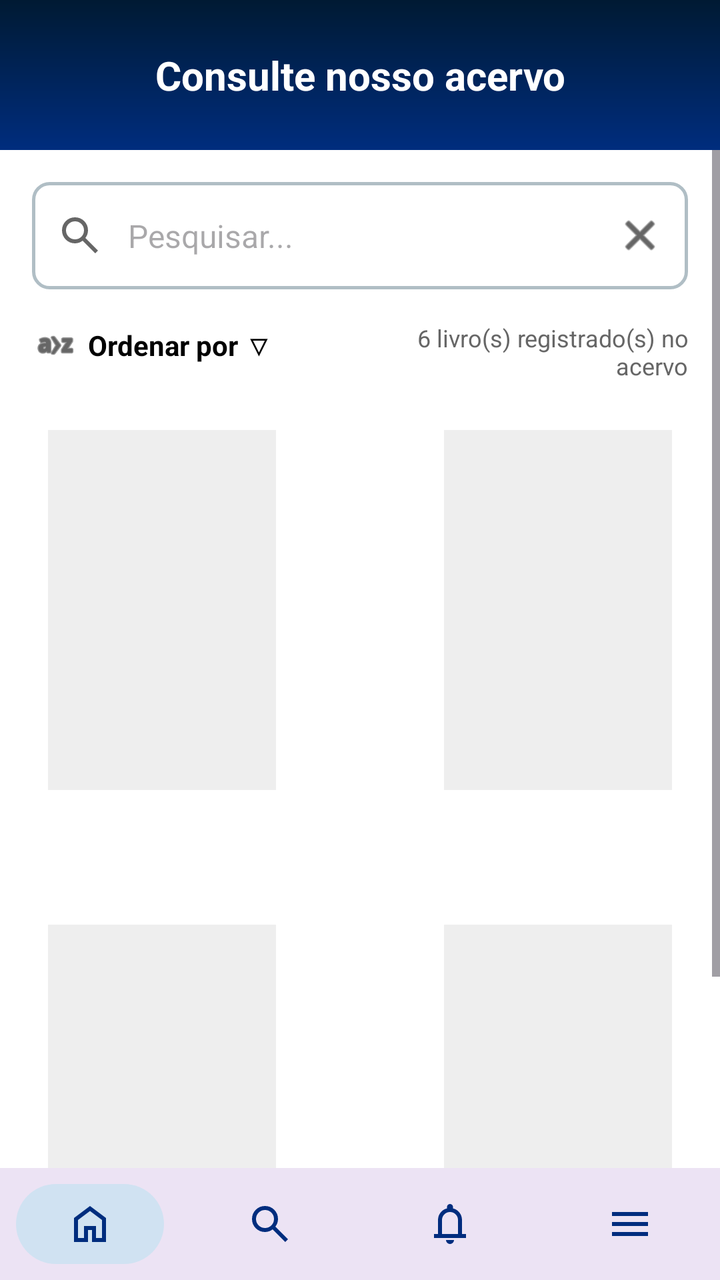
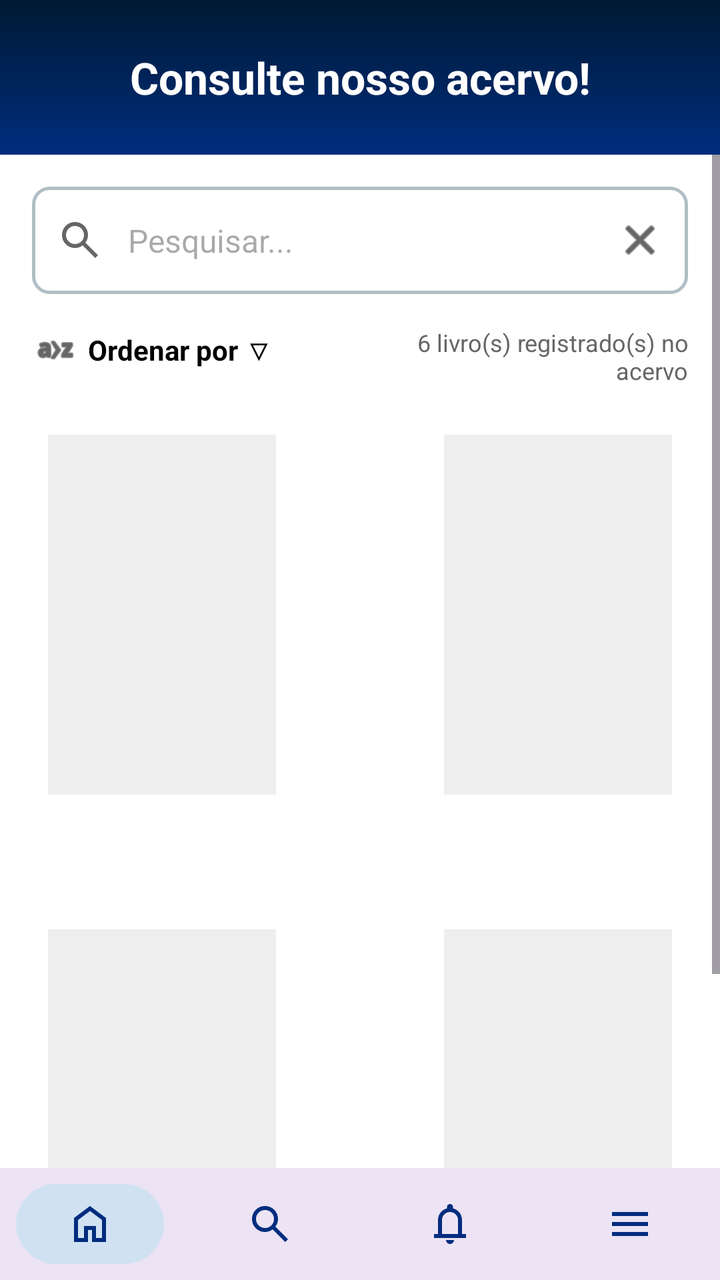

The first picture is an Android layout as it rendered before a commit; the second is the same layout after the commit. The layout source and the unified diff follow.
<!-- AndroidManifest.xml: application theme Theme.Bibliotecaapp -->
<!-- res/layout/tela_busca.xml -->
<?xml version="1.0" encoding="utf-8"?>
<LinearLayout xmlns:android="http://schemas.android.com/apk/res/android"
    xmlns:app="http://schemas.android.com/apk/res-auto"
    xmlns:tools="http://schemas.android.com/tools"
    android:id="@+id/main"
    android:layout_width="match_parent"
    android:layout_height="match_parent"
    android:orientation="vertical"
    android:background="#FFFFFF"
    tools:context=".BuscaActivity">

    
    <TextView
        android:id="@+id/txtTitulo"
        android:layout_width="match_parent"
        android:layout_height="wrap_content"
        android:background="@drawable/background_header"
        android:gravity="center"
        android:padding="24dp"
        android:text="Consulte nosso acervo"
        android:textColor="#FFFFFF"
        android:textSize="20sp"
        android:textStyle="bold" />

    
    <ScrollView
        android:layout_width="match_parent"
        android:layout_height="0dp"
        android:layout_weight="1">

        <LinearLayout
            android:layout_width="match_parent"
            android:layout_height="wrap_content"
            android:orientation="vertical"
            android:padding="16dp">

            
            <RelativeLayout
                android:layout_width="match_parent"
                android:layout_height="wrap_content"
                android:background="@drawable/background_campo_input"
                android:padding="4dp">

                <ImageView
                    android:id="@+id/ivSearchIcon"
                    android:layout_width="24dp"
                    android:layout_height="24dp"
                    android:layout_centerVertical="true"
                    android:layout_marginStart="8dp"
                    android:src="@drawable/ic_search"
                    app:tint="#666666" />

                <EditText
                    android:id="@+id/etPesquisa"
                    android:layout_width="match_parent"
                    android:layout_height="wrap_content"
                    android:layout_toEndOf="@id/ivSearchIcon"
                    android:layout_toStartOf="@+id/btnLimparPesquisa"
                    android:background="@android:color/transparent"
                    android:hint="Pesquisar..."
                    android:padding="12dp"
                    android:textSize="16sp" />

                <ImageView
                    android:id="@+id/btnLimparPesquisa"
                    android:layout_width="24dp"
                    android:layout_height="24dp"
                    android:layout_alignParentEnd="true"
                    android:layout_centerVertical="true"
                    android:layout_marginEnd="8dp"
                    android:src="@android:drawable/ic_menu_close_clear_cancel"
                    app:tint="#000000" />
            </RelativeLayout>

            
            <RelativeLayout
                android:layout_width="match_parent"
                android:layout_height="wrap_content"
                android:layout_marginTop="16dp">

                <LinearLayout
                    android:id="@+id/btnOrdenar"
                    android:layout_width="wrap_content"
                    android:layout_height="wrap_content"
                    android:orientation="horizontal"
                    android:gravity="center_vertical"
                    android:clickable="true"
                    android:focusable="true">

                    <ImageView
                        android:layout_width="24dp"
                        android:layout_height="24dp"
                        android:src="@android:drawable/ic_menu_sort_alphabetically"
                        app:tint="#000000" />

                    <TextView
                        android:layout_width="wrap_content"
                        android:layout_height="wrap_content"
                        android:layout_marginStart="4dp"
                        android:text="Ordenar por ▽"
                        android:textColor="#000000"
                        android:textStyle="bold" />
                </LinearLayout>

                <TextView
                    android:id="@+id/txtQtdLivros"
                    android:layout_width="wrap_content"
                    android:layout_height="wrap_content"
                    android:layout_alignParentEnd="true"
                    android:gravity="end"
                    android:text="6 livro(s) registrado(s) no\nacervo"
                    android:textSize="12sp"
                    android:textColor="#666666" />
            </RelativeLayout>

            
            <androidx.constraintlayout.widget.ConstraintLayout
                android:id="@+id/gridLivros"
                android:layout_width="match_parent"
                android:layout_height="wrap_content"
                android:layout_marginTop="16dp">

                <include android:id="@+id/item1" layout="@layout/item_livro" />
                <include android:id="@+id/item2" layout="@layout/item_livro" />
                <include android:id="@+id/item3" layout="@layout/item_livro" />
                <include android:id="@+id/item4" layout="@layout/item_livro" />

                <androidx.constraintlayout.helper.widget.Flow
                    android:layout_width="0dp"
                    android:layout_height="wrap_content"
                    app:layout_constraintTop_toTopOf="parent"
                    app:layout_constraintStart_toStartOf="parent"
                    app:layout_constraintEnd_toEndOf="parent"
                    app:constraint_referenced_ids="item1,item2,item3,item4"
                    app:flow_wrapMode="aligned"
                    app:flow_horizontalGap="8dp"
                    app:flow_verticalGap="16dp"
                    app:flow_maxElementsWrap="3"
                    app:flow_horizontalStyle="spread_inside" />

            </androidx.constraintlayout.widget.ConstraintLayout>

            
            <LinearLayout
                android:id="@+id/layoutSemResultados"
                android:layout_width="match_parent"
                android:layout_height="wrap_content"
                android:orientation="vertical"
                android:gravity="center"
                android:layout_marginTop="50dp"
                android:visibility="gone">

                <TextView
                    android:layout_width="wrap_content"
                    android:layout_height="wrap_content"
                    android:text=":("
                    android:textSize="80sp"
                    android:textColor="#999999"
                    android:rotation="90" />

                <TextView
                    android:id="@+id/txtMensagemErro"
                    android:layout_width="wrap_content"
                    android:layout_height="wrap_content"
                    android:layout_marginTop="16dp"
                    android:gravity="center"
                    android:text="Nenhum resultado encontrado para\n\&quot;...\&quot;"
                    android:textColor="#333333"
                    android:textSize="18sp"
                    android:fontFamily="cursive" />
            </LinearLayout>

        </LinearLayout>
    </ScrollView>

    
    <include layout="@layout/navbar_layout" />

</LinearLayout>
<!-- res/layout/item_livro.xml (included above) -->
<?xml version="1.0" encoding="utf-8"?>
<LinearLayout xmlns:android="http://schemas.android.com/apk/res/android"
    android:layout_width="130dp"
    android:layout_height="wrap_content"
    android:orientation="vertical"
    android:padding="8dp">
    <ImageView android:id="@+id/imgCapa" android:layout_width="match_parent" android:layout_height="180dp" android:scaleType="centerCrop" android:background="#EEE"/>
    <TextView android:id="@+id/txtTituloLivro" android:layout_width="match_parent" android:layout_height="wrap_content" android:ellipsize="end" android:maxLines="1" android:textStyle="bold" />
    <TextView android:id="@+id/txtAutor" android:layout_width="match_parent" android:layout_height="wrap_content" android:textSize="12sp" />
</LinearLayout>
<!-- res/layout/navbar_layout.xml (included above) -->
<?xml version="1.0" encoding="utf-8"?>
<com.google.android.material.bottomnavigation.BottomNavigationView
    xmlns:android="http://schemas.android.com/apk/res/android"
    xmlns:app="http://schemas.android.com/apk/res-auto"

    android:id="@+id/bottomNav"
    style="@style/NavBar"
    android:layout_width="match_parent"
    android:layout_height="wrap_content"

    app:menu="@menu/bottom_menu"/>
<!-- resources referenced by this layout -->
<resources>
  <!-- drawable background_campo_input (drawable) -->
  <?xml version="1.0" encoding="utf-8"?>
  <shape xmlns:android="http://schemas.android.com/apk/res/android"
      android:shape="rectangle">
  
      <solid android:color="#FFFFFF" />
  
      <stroke
          android:width="1.5dp"
          android:color="#B0BEC5" />
  
      <corners android:radius="8dp" />
  
  </shape>
  <!-- drawable background_header (drawable) -->
  <?xml version="1.0" encoding="utf-8"?>
  <shape xmlns:android="http://schemas.android.com/apk/res/android">
  
      <gradient
          android:type="linear"
          android:angle="270"
          android:startColor="#001A33"
          android:endColor="#002D7E" />
  
      <corners android:radius="0dp" />
  
  </shape>
  <!-- drawable ic_search (drawable) -->
  <vector xmlns:android="http://schemas.android.com/apk/res/android"
      android:width="24dp"
      android:height="24dp"
      android:viewportWidth="960"
      android:viewportHeight="960">
    <path
        android:pathData="M784,840 L532,588q-30,24 -69,38t-83,14q-109,0 -184.5,-75.5T120,380q0,-109 75.5,-184.5T380,120q109,0 184.5,75.5T640,380q0,44 -14,83t-38,69l252,252 -56,56ZM380,560q75,0 127.5,-52.5T560,380q0,-75 -52.5,-127.5T380,200q-75,0 -127.5,52.5T200,380q0,75 52.5,127.5T380,560Z"
        android:fillColor="#e3e3e3"/>
  </vector>
  <style name="NavBar" parent="Widget.MaterialComponents.BottomNavigationView">
          <item name="itemBackground">@drawable/nav_item_background</item>
          <item name="itemRippleColor">@android:color/transparent</item>
          <item name="itemIconTint">#002D7E</item>
          <item name="itemTextColor">@null</item>
          <item name="labelVisibilityMode">unlabeled</item>
      </style>
  <style name="Theme.Bibliotecaapp" parent="Base.Theme.Bibliotecaapp" />
  <!-- drawable nav_item_background (drawable) -->
  <?xml version="1.0" encoding="utf-8"?>
  <selector xmlns:android="http://schemas.android.com/apk/res/android">
  
      
      <item android:state_checked="true">
          <inset
              android:insetLeft="8dp"
              android:insetRight="8dp"
              android:insetTop="8dp"
              android:insetBottom="8dp">
  
              <shape android:shape="rectangle">
                  <solid android:color="#D0E2F2"/>
                  <corners android:radius="100dp"/>
              </shape>
  
          </inset>
      </item>
  
      
      <item>
          <color android:color="@android:color/transparent"/>
      </item>
  
  </selector>
  <style name="Base.Theme.Bibliotecaapp" parent="Theme.Material3.DayNight.NoActionBar">
          
          
      </style>
</resources>

<!-- the commit's change to res/layout/tela_busca.xml (unified diff, before → after) -->
@@ -12,15 +12,8 @@
     
     <TextView
         android:id="@+id/txtTitulo"
-        android:layout_width="match_parent"
-        android:layout_height="wrap_content"
-        android:background="@drawable/background_header"
-        android:gravity="center"
-        android:padding="24dp"
-        android:text="Consulte nosso acervo"
-        android:textColor="#FFFFFF"
-        android:textSize="20sp"
-        android:textStyle="bold" />
+        style="@style/AppHeader"
+        android:text="Consulte nosso acervo!"/>
 
     
     <ScrollView
<!-- resource entries referenced after the edit -->
@@ -37,6 +37,26 @@
         android:pathData="M784,840 L532,588q-30,24 -69,38t-83,14q-109,0 -184.5,-75.5T120,380q0,-109 75.5,-184.5T380,120q109,0 184.5,75.5T640,380q0,44 -14,83t-38,69l252,252 -56,56ZM380,560q75,0 127.5,-52.5T560,380q0,-75 -52.5,-127.5T380,200q-75,0 -127.5,52.5T200,380q0,75 52.5,127.5T380,560Z"
         android:fillColor="#e3e3e3"/>
   </vector>
+  <style name="AppHeader">
+          <item name="android:layout_width">match_parent</item>
+          <item name="android:layout_height">wrap_content</item>
+          <item name="android:background">@drawable/background_header</item>
+          <item name="android:gravity">center</item>
+  
+          
+          <item name="android:paddingStart">24dp</item>
+          <item name="android:paddingEnd">24dp</item>
+  
+          
+          <item name="android:paddingTop">24dp</item>
+          <item name="android:paddingBottom">24dp</item>
+          <item name="android:minHeight">72dp</item>
+  
+          
+          <item name="android:textColor">#FFFFFF</item>
+          <item name="android:textSize">22sp</item>
+          <item name="android:textStyle">bold</item>
+      </style>
   <style name="NavBar" parent="Widget.MaterialComponents.BottomNavigationView">
           <item name="itemBackground">@drawable/nav_item_background</item>
           <item name="itemRippleColor">@android:color/transparent</item>
